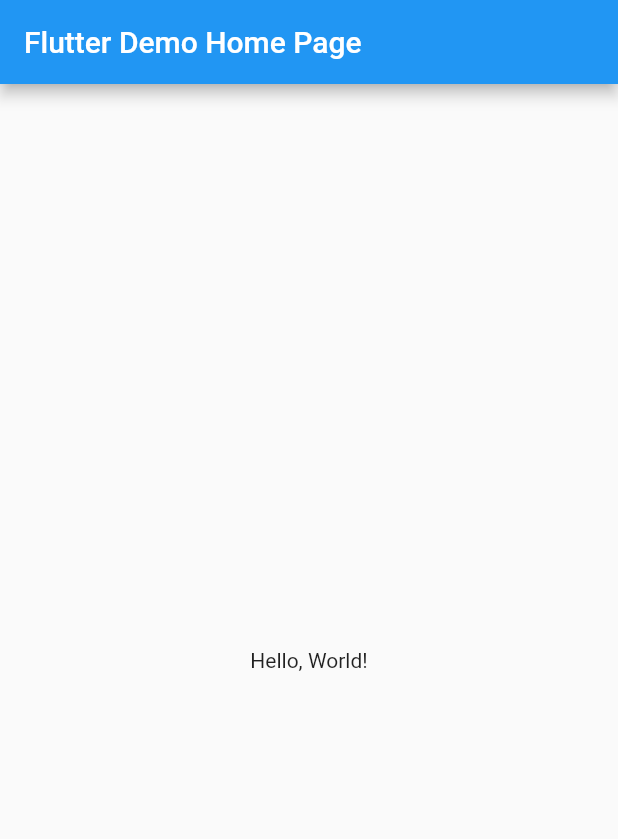
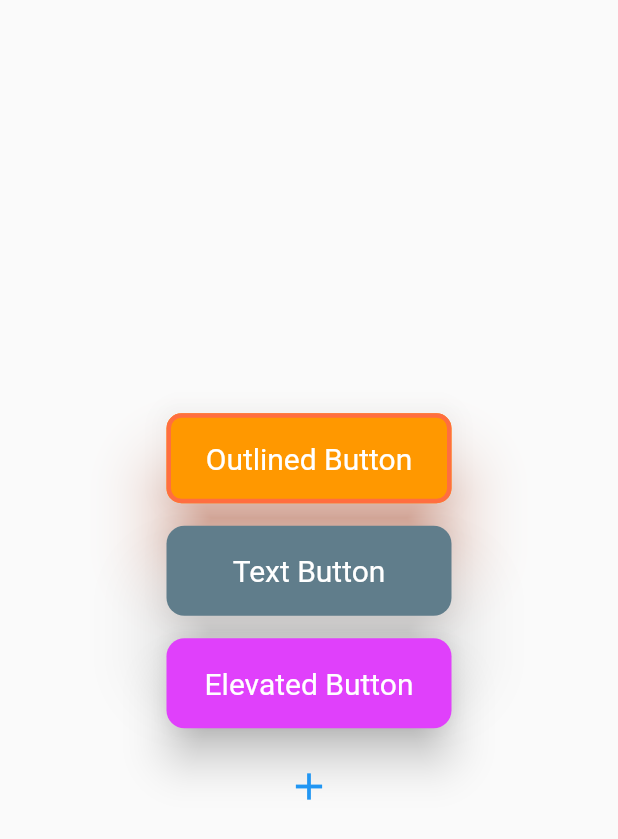
Before and after one commit to ratishjain12/Flutter-Widgets-101, a Flutter app: the screen it shows after launch, on a phone screen of 412 x 824 dp. Shown: the top 839 px of the screen. Run offline on Flutter 3.47's test engine with Material 2 defaults, Android fonts, the phone set to English and light mode, and no system bars.

Commit message:
Added outlined button, text button , elevated button and icon button.

```diff
--- /dev/null
+++ b/lib/Buttons/button_widgets.dart
@@ -0,0 +1,91 @@
+import 'package:flutter/material.dart';
+
+class ButtonsWidgets extends StatelessWidget {
+  const ButtonsWidgets({super.key});
+  @override
+  Widget build(BuildContext context) {
+    return Scaffold(
+      body: Container(
+        width: double.maxFinite,
+        height: double.maxFinite,
+        child: Column(
+          mainAxisAlignment: MainAxisAlignment.center,
+          crossAxisAlignment: CrossAxisAlignment.center,
+          children: [
+            OutlinedButton(
+              onPressed: () {}, // specifies what happens on a click of button
+              onLongPress:
+                  () {}, // specifies what happens on long press of button
+              style: OutlinedButton.styleFrom(
+                minimumSize: const Size(190,
+                    60), // first parameter for width and second parameter for height
+                side: const BorderSide(
+                    width: 3,
+                    color: Colors
+                        .deepOrangeAccent), //side method helps for defining
+                shape: RoundedRectangleBorder(
+                    borderRadius: BorderRadius.circular(10)),
+                foregroundColor:
+                    Colors.white, // gives foreground colour to outlined button
+                backgroundColor: Colors.orange,
+                textStyle: const TextStyle(
+                  fontSize: 20,
+                ),
+
+                elevation: 20,
+                shadowColor: Colors.deepOrange,
+              ), // gives Background colour to outlined button
+
+              child: const Text("Outlined Button"),
+            ),
+            const SizedBox(
+              height: 15,
+            ),
+            TextButton(
+              onPressed: () {},
+              onLongPress: () {},
+              style: TextButton.styleFrom(
+                minimumSize: const Size(190.0, 60.0),
+                foregroundColor: Colors.white,
+                backgroundColor: Colors.blueGrey,
+                textStyle: const TextStyle(
+                  fontSize: 20,
+                ),
+                elevation: 20,
+                shape: RoundedRectangleBorder(
+                    borderRadius: BorderRadius.circular(12)),
+              ),
+              child: const Text("Text Button"),
+            ),
+            const SizedBox(
+              height: 15,
+            ),
+            ElevatedButton(
+              onPressed: () {},
+              style: ElevatedButton.styleFrom(
+                minimumSize: const Size(190.0, 60.0),
+                backgroundColor: Colors.purpleAccent,
+                textStyle: const TextStyle(fontSize: 20),
+                elevation: 12,
+                shape: RoundedRectangleBorder(
+                    borderRadius: BorderRadius.circular(12)),
+              ),
+              child: const Text("Elevated Button"),
+            ),
+            const SizedBox(
+              height: 15,
+            ),
+            IconButton(
+              onPressed: () {},
+              color: Colors.blue,
+              splashColor: Colors.blue.withOpacity(0.5),
+              splashRadius: 20.0,
+              iconSize: 30,
+              icon: const Icon(Icons.add),
+            ),
+          ],
+        ),
+      ),
+    );
+  }
+}
--- a/lib/main.dart
+++ b/lib/main.dart
@@ -1,4 +1,5 @@
 import 'package:flutter/material.dart';
+import 'package:helloworld/Buttons/button_widgets.dart';
 
 void main() => runApp(MyApp());
 
@@ -8,35 +9,12 @@ class MyApp extends StatelessWidget {
   @override
   Widget build(BuildContext context) {
     return MaterialApp(
-      // Application name
       title: 'Flutter Hello World',
-      // Application theme data, you can set the colors for the application as
-      // you want
+      debugShowCheckedModeBanner: false,
       theme: ThemeData(
         primarySwatch: Colors.blue,
       ),
-      // A widget which will be started on application startup
-      home: MyHomePage(title: 'Flutter Demo Home Page'),
+      home: const ButtonsWidgets(),
     );
   }
 }
-
-class MyHomePage extends StatelessWidget {
-  final String title;
-  const MyHomePage({super.key, required this.title});
-
-  @override
-  Widget build(BuildContext context) {
-    return Scaffold(
-      appBar: AppBar(
-        // The title text which will be shown on the action bar
-        title: Text(title),
-      ),
-      body: Center(
-        child: Text(
-          'Hello, World!',
-        ),
-      ),
-    );
-  }
-}
```
